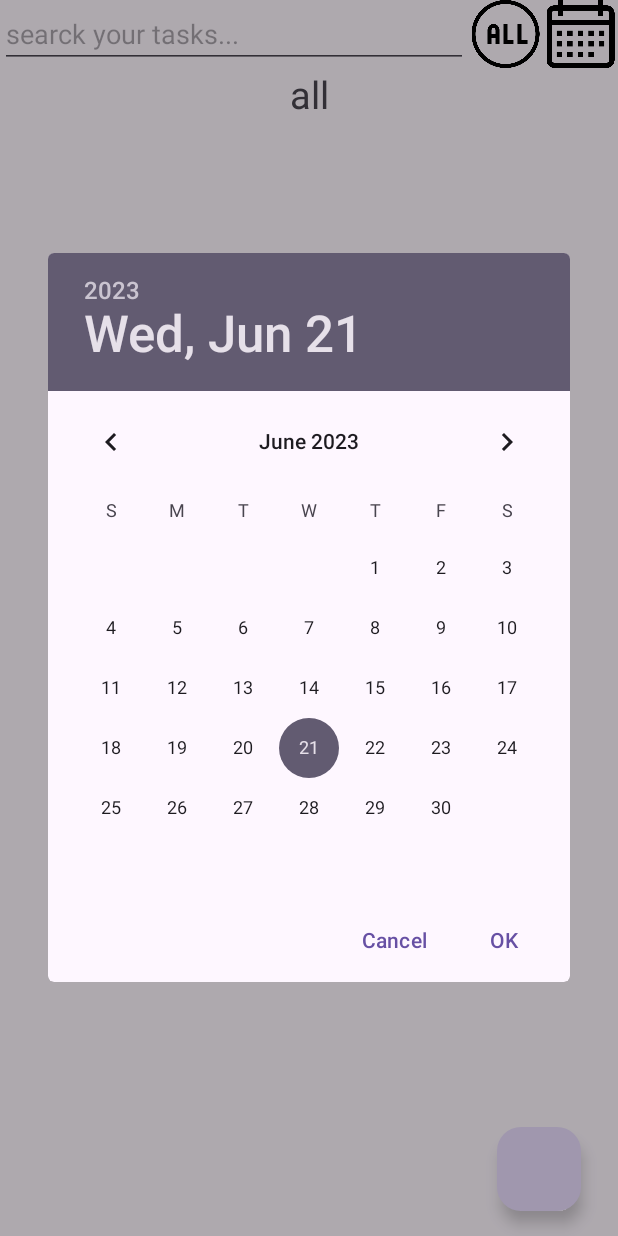
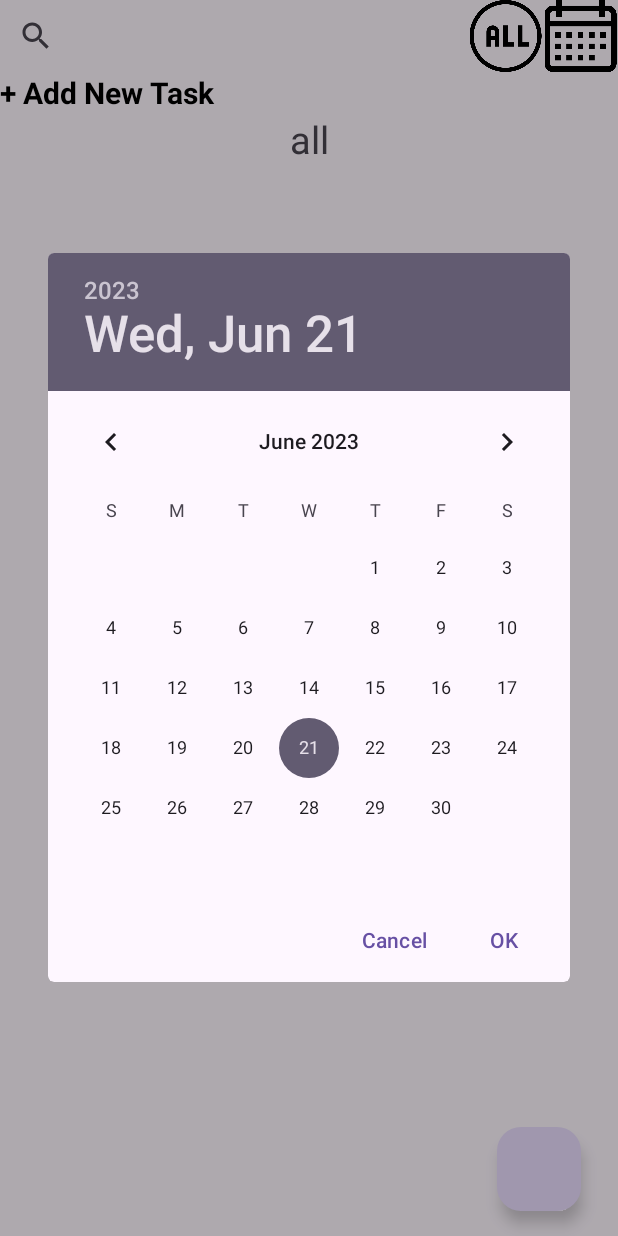
Before and after one commit to Gaffaryucell/ToDoList, an Android app: the fragment ListFragment shown on its own in the app's theme, after a tap on an icon or button, on a phone screen of 412 x 824 dp. Run offline under Robolectric (Android 15) with nearby library versions, the phone set to English and light mode, and no system bars; our stand-ins replace Room's generated code; 2 other taps on this screen came first.

Commit message:
version 1.1 + search text

```diff
--- a/app/src/main/java/com/example/todolist/view/ListFragment.kt
+++ b/app/src/main/java/com/example/todolist/view/ListFragment.kt
@@ -6,6 +6,7 @@ import androidx.fragment.app.Fragment
 import android.view.LayoutInflater
 import android.view.View
 import android.view.ViewGroup
+import androidx.core.widget.addTextChangedListener
 import androidx.lifecycle.Observer
 import androidx.navigation.Navigation
 import androidx.recyclerview.widget.ItemTouchHelper
@@ -26,6 +27,8 @@ class ListFragment : Fragment() {
     private lateinit var adapter: TaskAdapter
     private lateinit var mySelectedDate: String
     private lateinit var toDay: String
+    private lateinit var taskList: ArrayList<TaskModel>
+    private var allTAsks = ArrayList<TaskModel>()
 
     override fun onCreateView(
         inflater: LayoutInflater, container: ViewGroup?,
@@ -69,6 +72,25 @@ class ListFragment : Fragment() {
             mySelectedDate = "all"
             viewModel.getTasks(requireContext())
         }
+        binding.searchEdittext.setOnQueryTextListener(object : androidx.appcompat.widget.SearchView.OnQueryTextListener{
+            override fun onQueryTextSubmit(query: String?): Boolean {
+                adapter.itemList = searchList(allTAsks,query.toString()) as ArrayList
+                adapter.notifyDataSetChanged()
+                return false // enter'a basılırsa arama yapılması
+            }
+            override fun onQueryTextChange(newText: String?): Boolean {
+                if (newText.isNullOrEmpty()){
+                    adapter.itemList = taskList
+                    adapter.notifyDataSetChanged()
+                }else{
+                    adapter.itemList = searchList(allTAsks,newText.toString()) as ArrayList
+                    adapter.notifyDataSetChanged()
+                }
+                return true
+            }
+        }
+        )
+
     }
 
     private fun observeLiveData() {
@@ -79,6 +101,7 @@ class ListFragment : Fragment() {
             toDay = it
         })
         viewModel.tasks.observe(viewLifecycleOwner, Observer {
+            allTAsks = it as ArrayList
             var newlist = ArrayList<TaskModel>()
             when (mySelectedDate) {
                 toDay -> {
@@ -98,7 +121,7 @@ class ListFragment : Fragment() {
                 newlist = it as ArrayList<TaskModel>
             }
             adapter.itemList = newlist
-
+            taskList = newlist
             binding.taskrecyclerview.adapter = adapter
             adapter.notifyDataSetChanged()
             val itemTouchHelper = ItemTouchHelper(SwipeToDeleteCallback(adapter, newlist))
@@ -107,4 +130,16 @@ class ListFragment : Fragment() {
 
     }
 
+    fun searchList(list: List<TaskModel>, searchText: String): List<TaskModel> {
+        val searchResults = mutableListOf<TaskModel>()
+
+        for (item in list) {
+            if (item.title.contains(searchText, ignoreCase = true)) {
+                searchResults.add(item)
+            }
+        }
+
+        return searchResults
+    }
+
 }
--- a/app/src/main/res/layout/fragment_list.xml
+++ b/app/src/main/res/layout/fragment_list.xml
@@ -8,6 +8,19 @@
     tools:context=".view.ListFragment">
 
     <TextView
+        android:textColor="@color/black"
+        android:id="@+id/addnewTask"
+        android:layout_width="match_parent"
+        android:layout_height="wrap_content"
+        android:text="+ Add New Task"
+        android:textSize="20dp"
+        android:textStyle="bold"
+        app:layout_constraintBottom_toTopOf="@+id/textView"
+        app:layout_constraintTop_toBottomOf="@+id/sockendlinearlayout">
+
+    </TextView>
+
+    <TextView
         android:id="@+id/textView"
         android:layout_width="match_parent"
         android:layout_height="wrap_content"
@@ -15,7 +28,7 @@
         android:textAlignment="center"
         android:textSize="25dp"
         app:layout_constraintBottom_toTopOf="@+id/taskrecyclerview"
-        app:layout_constraintTop_toBottomOf="@+id/sockendlinearlayout">
+        app:layout_constraintTop_toBottomOf="@+id/addnewTask">
 
     </TextView>
 
@@ -42,7 +55,8 @@
         android:orientation="horizontal"
         app:layout_constraintTop_toTopOf="parent">
 
-        <EditText
+        <androidx.appcompat.widget.SearchView
+            android:id="@+id/searchEdittext"
             android:layout_width="match_parent"
             android:layout_height="wrap_content"
             android:layout_weight="1"
```
